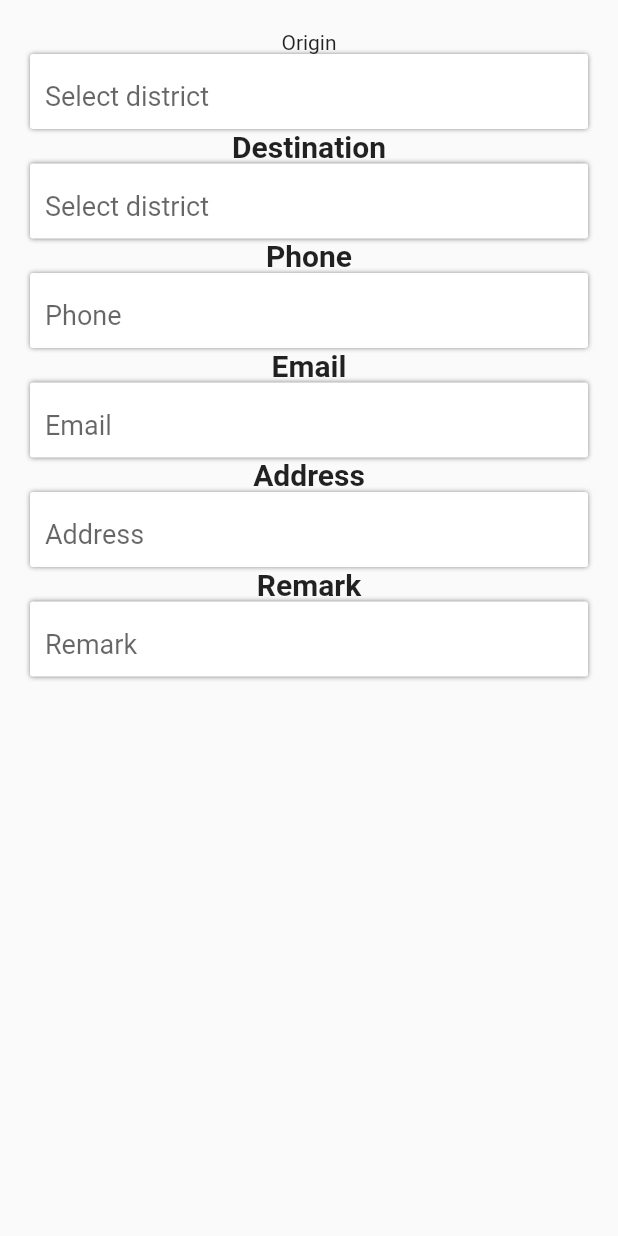
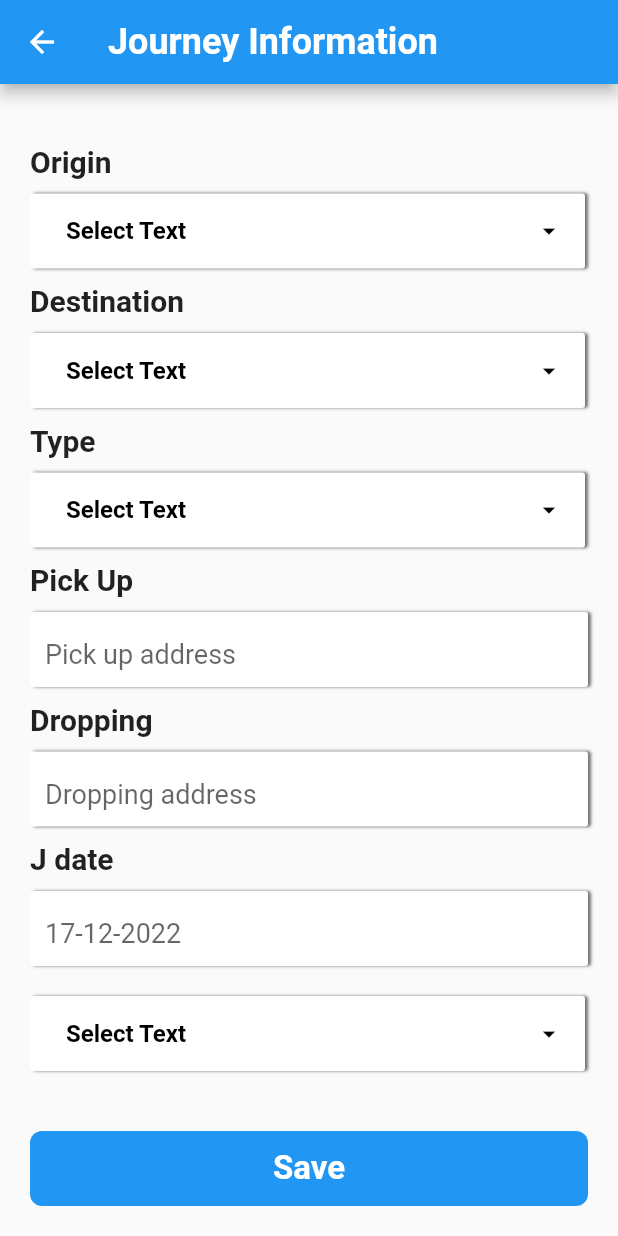
Before and after one commit to Wahid-Murad/Special-Hire, a Flutter app: the JourneyInformation screen opened directly, on a phone screen of 412 x 824 dp. Run offline on Flutter 3.47's test engine with Material 2 defaults, Android fonts, the phone set to English and light mode, and no system bars; drawn by our look-alikes of dropdown_button2; our stand-ins replace google_fonts; generated files the repository leaves out were written again.

Commit message:
first commit

```diff
--- a/lib/conts/all_textfield.dart
+++ b/lib/conts/all_textfield.dart
@@ -5,7 +5,6 @@ class AllTextField extends StatefulWidget {
   AllTextField({Key? key, this.hintText, this.textInputType}) : super(key: key);
   String? hintText;
   TextInputType? textInputType;
-
   TextEditingController? textEditingController;
   @override
   State<AllTextField> createState() => _AllTextFieldState();
@@ -19,11 +18,11 @@ class _AllTextFieldState extends State<AllTextField> {
       decoration: BoxDecoration(
         color: Colors.white,
         borderRadius: BorderRadius.circular(2),
-        boxShadow: [
-          const BoxShadow(
-            color: Colors.black45,
-            blurRadius: 2,
-            offset: Offset(0, 0),
+        boxShadow: const [
+          BoxShadow(
+            color: Colors.black54,
+            blurRadius: 1,
+            offset: Offset(2, 0),
           ),
         ],
       ),
--- a/lib/conts/button.dart
+++ b/lib/conts/button.dart
@@ -15,7 +15,7 @@ class _ButtonState extends State<Button> {
   @override
   Widget build(BuildContext context) {
     return Padding(
-      padding: const EdgeInsets.only(left: 20, right: 20, top: 40),
+      padding: const EdgeInsets.only(left: 20, right: 20, top: 40, bottom: 40),
       child: Container(
         width: double.infinity,
         height: 50,
--- /dev/null
+++ b/lib/conts/dropdown.dart
@@ -0,0 +1,109 @@
+import 'package:dropdown_button2/dropdown_button2.dart';
+import 'package:flutter/material.dart';
+import 'package:flutter/src/widgets/container.dart';
+import 'package:flutter/src/widgets/framework.dart';
+
+class AppDropDown extends StatefulWidget {
+  AppDropDown({super.key, this.selectText});
+
+  String? selectText;
+
+  @override
+  State<AppDropDown> createState() => _AppDropDownState();
+}
+
+class _AppDropDownState extends State<AppDropDown> {
+  final List<String> items = [
+    'Item1',
+    'Item2',
+    'Item3',
+    'Item4',
+    'Item5',
+    'Item6',
+    'Item7',
+    'Item8',
+  ];
+  String? selectedValue;
+
+  @override
+  Widget build(BuildContext context) {
+    return DropdownButtonHideUnderline(
+      child: DropdownButton2(
+        isExpanded: true,
+        hint: Row(
+          children: const [
+            SizedBox(
+              width: 10,
+            ),
+            Expanded(
+              child: Text(
+                "Select Text",
+                style: TextStyle(
+                  fontSize: 16,
+                  fontWeight: FontWeight.bold,
+                  color: Colors.black,
+                ),
+                overflow: TextOverflow.ellipsis,
+              ),
+            ),
+          ],
+        ),
+        items: items
+            .map((item) => DropdownMenuItem<String>(
+                  value: item,
+                  child: Text(
+                    item,
+                    style: const TextStyle(
+                      fontSize: 14,
+                      fontWeight: FontWeight.bold,
+                      color: Colors.black,
+                    ),
+                    overflow: TextOverflow.ellipsis,
+                  ),
+                ))
+            .toList(),
+        value: selectedValue,
+        onChanged: (value) {
+          setState(() {
+            selectedValue = value as String;
+          });
+        },
+        icon: const Icon(
+          Icons.arrow_drop_down_outlined,
+        ),
+        iconSize: 20,
+        iconEnabledColor: Colors.black,
+        iconDisabledColor: Colors.black,
+        buttonHeight: 50,
+        buttonWidth: 370,
+        buttonPadding: const EdgeInsets.only(left: 14, right: 14),
+        buttonDecoration: BoxDecoration(
+          color: Colors.white,
+          borderRadius: BorderRadius.circular(2),
+          boxShadow: const [
+            BoxShadow(
+              color: Colors.black54,
+              blurRadius: 1,
+              offset: Offset(2, 0),
+            ),
+          ],
+        ),
+        buttonElevation: 2,
+        itemHeight: 40,
+        itemPadding: const EdgeInsets.only(left: 14, right: 14),
+        dropdownMaxHeight: 200,
+        dropdownWidth: 370,
+        dropdownPadding: null,
+        dropdownDecoration: BoxDecoration(
+          borderRadius: BorderRadius.circular(2),
+          color: Colors.white,
+        ),
+        dropdownElevation: 8,
+        scrollbarRadius: const Radius.circular(10),
+        scrollbarThickness: 6,
+        scrollbarAlwaysShow: true,
+        offset: const Offset(0, 0),
+      ),
+    );
+  }
+}
--- a/lib/l10n/intl_en.arb
+++ b/lib/l10n/intl_en.arb
@@ -12,5 +12,18 @@
    "email": "Email",
    "address": "Address" ,
    "remarks": "Remarks",
-   "select_district": "Select district"
+   "select_district": "Select district",
+   "origin": "Origin",
+   "destination": "Destination",
+   "type": "Type",
+   "pickup": "Pick Up",
+   "dropping": "Dropping",
+   "j_date": "J date",
+   "pickup_address": "Pick up address",
+   "dropping_address": "Dropping address",
+   "date": "17-12-2022",
+   "fleet_types": "Fleet types",
+   "makers": "Makers",
+   "select_makers": "Select makers",
+   "seat_temp": "Seat temp"
 }
--- a/lib/ui/contact_information.dart
+++ b/lib/ui/contact_information.dart
@@ -1,5 +1,6 @@
 import 'package:flutter/material.dart';
 import 'package:specialhire/conts/all_textfield.dart';
+import 'package:specialhire/conts/button.dart';
 import 'package:specialhire/conts/styles.dart';
 import 'package:flutter_gen/gen_l10n/app_localizations.dart';
 
@@ -100,7 +101,9 @@ class _ContactInformationState extends State<ContactInformation> {
                       style: smalltextStyle),
                 ),
                 Padding(
-                  padding: const EdgeInsets.only(top: 10, bottom: 10),
+                  padding: const EdgeInsets.only(
+                    top: 10,
+                  ),
                   child: AllTextField(
                     hintText: AppLocalizations.of(context)!.remarks,
                     textInputType: TextInputType.text,
@@ -121,6 +124,11 @@ class _ContactInformationState extends State<ContactInformation> {
 //     return null;
 //   },
 // ),
+
+                Padding(
+                  padding: const EdgeInsets.only(bottom: 30),
+                  child: Button(),
+                ),
               ],
             ),
           ),
--- /dev/null
+++ b/lib/ui/fleet_details.dart
@@ -0,0 +1,82 @@
+import 'package:flutter/material.dart';
+import 'package:flutter/src/widgets/container.dart';
+import 'package:flutter/src/widgets/framework.dart';
+import 'package:flutter_gen/gen_l10n/app_localizations.dart';
+import 'package:specialhire/conts/button.dart';
+import 'package:specialhire/conts/dropdown.dart';
+import 'package:specialhire/conts/styles.dart';
+
+class FleetDetails extends StatefulWidget {
+  const FleetDetails({super.key});
+
+  @override
+  State<FleetDetails> createState() => _FleetDetailsState();
+}
+
+class _FleetDetailsState extends State<FleetDetails> {
+  @override
+  Widget build(BuildContext context) {
+    return Scaffold(
+      appBar: AppBar(
+        title: Text(AppLocalizations.of(context)!.fleet_details,
+            style: appbarTextStyle),
+      ),
+      body: Container(
+        width: double.infinity,
+        height: double.infinity,
+        child: SingleChildScrollView(
+          child: Column(
+            children: [
+              Padding(
+                padding: const EdgeInsets.only(
+                    top: 40, left: 20, right: 20, bottom: 10),
+                child: Align(
+                    alignment: Alignment.centerLeft,
+                    child: Text(AppLocalizations.of(context)!.fleet_types,
+                        style: smalltextStyle)),
+              ),
+              Align(
+                alignment: Alignment.centerLeft,
+                child: Padding(
+                  padding: const EdgeInsets.only(left: 20),
+                  child: AppDropDown(),
+                ),
+              ),
+              Padding(
+                padding: const EdgeInsets.only(
+                    left: 20, right: 20, bottom: 10, top: 10),
+                child: Align(
+                    alignment: Alignment.centerLeft,
+                    child: Text(AppLocalizations.of(context)!.makers,
+                        style: smalltextStyle)),
+              ),
+              Align(
+                alignment: Alignment.centerLeft,
+                child: Padding(
+                  padding: const EdgeInsets.only(left: 20),
+                  child: AppDropDown(),
+                ),
+              ),
+              Padding(
+                padding: const EdgeInsets.only(
+                    left: 20, right: 20, bottom: 10, top: 10),
+                child: Align(
+                    alignment: Alignment.centerLeft,
+                    child: Text(AppLocalizations.of(context)!.seat_temp,
+                        style: smalltextStyle)),
+              ),
+              Align(
+                alignment: Alignment.centerLeft,
+                child: Padding(
+                  padding: const EdgeInsets.only(left: 20),
+                  child: AppDropDown(),
+                ),
+              ),
+              Button(),
+            ],
+          ),
+        ),
+      ),
+    );
+  }
+}
--- a/lib/ui/journey_information.dart
+++ b/lib/ui/journey_information.dart
@@ -1,6 +1,9 @@
 import 'package:flutter/material.dart';
 import 'package:specialhire/conts/all_textfield.dart';
+import 'package:specialhire/conts/button.dart';
+import 'package:specialhire/conts/dropdown.dart';
 import 'package:specialhire/conts/styles.dart';
+import 'package:flutter_gen/gen_l10n/app_localizations.dart';
 
 class JourneyInformation extends StatefulWidget {
   const JourneyInformation({Key? key}) : super(key: key);
@@ -13,58 +16,115 @@ class _JourneyInformationState extends State<JourneyInformation> {
   @override
   Widget build(BuildContext context) {
     return Scaffold(
-      body: Padding(
-        padding: const EdgeInsets.symmetric(horizontal: 20, vertical: 20),
-        child: Container(
+      appBar: AppBar(
+        title: Text(AppLocalizations.of(context)!.journey_information,
+            style: appbarTextStyle),
+      ),
+      body: Container(
         width: double.infinity,
         height: double.infinity,
         child: SingleChildScrollView(
           child: Column(
             children: [
-                const Text("Origin"),
-                AllTextField(
-                  hintText: "Select district",
+              Padding(
+                padding: const EdgeInsets.only(
+                    top: 40, left: 20, right: 20, bottom: 10),
+                child: Align(
+                    alignment: Alignment.centerLeft,
+                    child: Text(AppLocalizations.of(context)!.origin,
+                        style: smalltextStyle)),
               ),
-                Text("Destination", style: smalltextStyle),
-                AllTextField(
-                  hintText: "Select district",
-                  // validator: (value) {
-                  //   if (value == null || value.isEmpty) {
-                  //     return "Please enter name";
-                  //   }
-                  //   return null;
-                  // },
+              Align(
+                alignment: Alignment.centerLeft,
+                child: Padding(
+                  padding: const EdgeInsets.only(left: 20),
+                  child: AppDropDown(),
                 ),
-
-// TextFormField(
-//   validator: (value) {
-//     if (value == null || value.isEmpty) {
-//       return 'Please enter some text';
-//     }
-//     return null;
-//   },
-// ),
-
-                Text("Phone", style: smalltextStyle),
-                AllTextField(
-                  hintText: "Phone",
               ),
-
-                Text("Email", style: smalltextStyle),
-                AllTextField(
-                  hintText: "Email",
+              Padding(
+                padding: const EdgeInsets.only(
+                    left: 20, right: 20, bottom: 10, top: 10),
+                child: Align(
+                    alignment: Alignment.centerLeft,
+                    child: Text(AppLocalizations.of(context)!.destination,
+                        style: smalltextStyle)),
               ),
-
-                Text("Address", style: smalltextStyle),
-                AllTextField(
-                  hintText: "Address",
+              Align(
+                alignment: Alignment.centerLeft,
+                child: Padding(
+                  padding: const EdgeInsets.only(left: 20),
+                  child: AppDropDown(),
                 ),
-                Text("Remark", style: smalltextStyle),
-                AllTextField(
-                  hintText: "Remark",
               ),
+              Padding(
+                padding: const EdgeInsets.only(
+                    left: 20, right: 20, bottom: 10, top: 10),
+                child: Align(
+                    alignment: Alignment.centerLeft,
+                    child: Text(AppLocalizations.of(context)!.type,
+                        style: smalltextStyle)),
+              ),
+              Align(
+                alignment: Alignment.centerLeft,
+                child: Padding(
+                  padding: const EdgeInsets.only(left: 20),
+                  child: AppDropDown(),
+                ),
+              ),
+              Align(
+                alignment: Alignment.topLeft,
+                child: Padding(
+                  padding: const EdgeInsets.only(left: 20, right: 20, top: 10),
+                  child: Text(AppLocalizations.of(context)!.pickup,
+                      style: smalltextStyle),
+                ),
+              ),
+              Padding(
+                padding: const EdgeInsets.only(top: 10, left: 20, right: 20),
+                child: AllTextField(
+                  hintText: AppLocalizations.of(context)!.pickup_address,
+                  textInputType: TextInputType.text,
+                ),
+              ),
+              Align(
+                alignment: Alignment.topLeft,
+                child: Padding(
+                  padding: const EdgeInsets.only(left: 20, right: 20, top: 10),
+                  child: Text(AppLocalizations.of(context)!.dropping,
+                      style: smalltextStyle),
+                ),
+              ),
+              Padding(
+                padding: const EdgeInsets.only(top: 10, left: 20, right: 20),
+                child: AllTextField(
+                  hintText: AppLocalizations.of(context)!.dropping_address,
+                  textInputType: TextInputType.text,
+                ),
+              ),
+              Align(
+                alignment: Alignment.topLeft,
+                child: Padding(
+                  padding: const EdgeInsets.only(left: 20, right: 20, top: 10),
+                  child: Text(AppLocalizations.of(context)!.j_date,
+                      style: smalltextStyle),
+                ),
+              ),
+              Padding(
+                padding: const EdgeInsets.only(top: 10, left: 20, right: 20),
+                child: AllTextField(
+                  hintText: AppLocalizations.of(context)!.date,
+                  textInputType: TextInputType.text,
+                ),
+              ),
+              Align(
+                alignment: Alignment.centerLeft,
+                child: Padding(
+                  padding: const EdgeInsets.only(left: 20, top: 20),
+                  child: AppDropDown(),
+                ),
+              ),
+              Button(),
             ],
-            ),
           ),
         ),
       ),
--- a/lib/ui/quotation_add.dart
+++ b/lib/ui/quotation_add.dart
@@ -3,6 +3,7 @@ import 'package:flutter_gen/gen_l10n/app_localizations.dart';
 import 'package:specialhire/conts/button.dart';
 import 'package:specialhire/conts/styles.dart';
 import 'package:specialhire/ui/contact_information.dart';
+import 'package:specialhire/ui/fleet_details.dart';
 import 'package:specialhire/ui/journey_information.dart';
 
 class QuotationAdd extends StatefulWidget {
@@ -149,8 +150,7 @@ class _QuotationAddState extends State<QuotationAdd> {
                         child: InkWell(
                           onTap: () {
                             Navigator.of(context).push(MaterialPageRoute(
-                                builder: (context) =>
-                                    const JourneyInformation()));
+                                builder: (context) => const FleetDetails()));
                           },
                           child: Center(
                             child: Padding(
--- a/pubspec.yaml
+++ b/pubspec.yaml
@@ -18,6 +18,7 @@ dependencies:
     sdk: flutter
   intl: ^0.17.0
   google_fonts: ^3.0.1
+  dropdown_button2: ^1.9.2
 
 dev_dependencies:
   flutter_test:
```
Also changed, not shown: pubspec.lock. Lines whose indentation alone changed are shown as unchanged.
